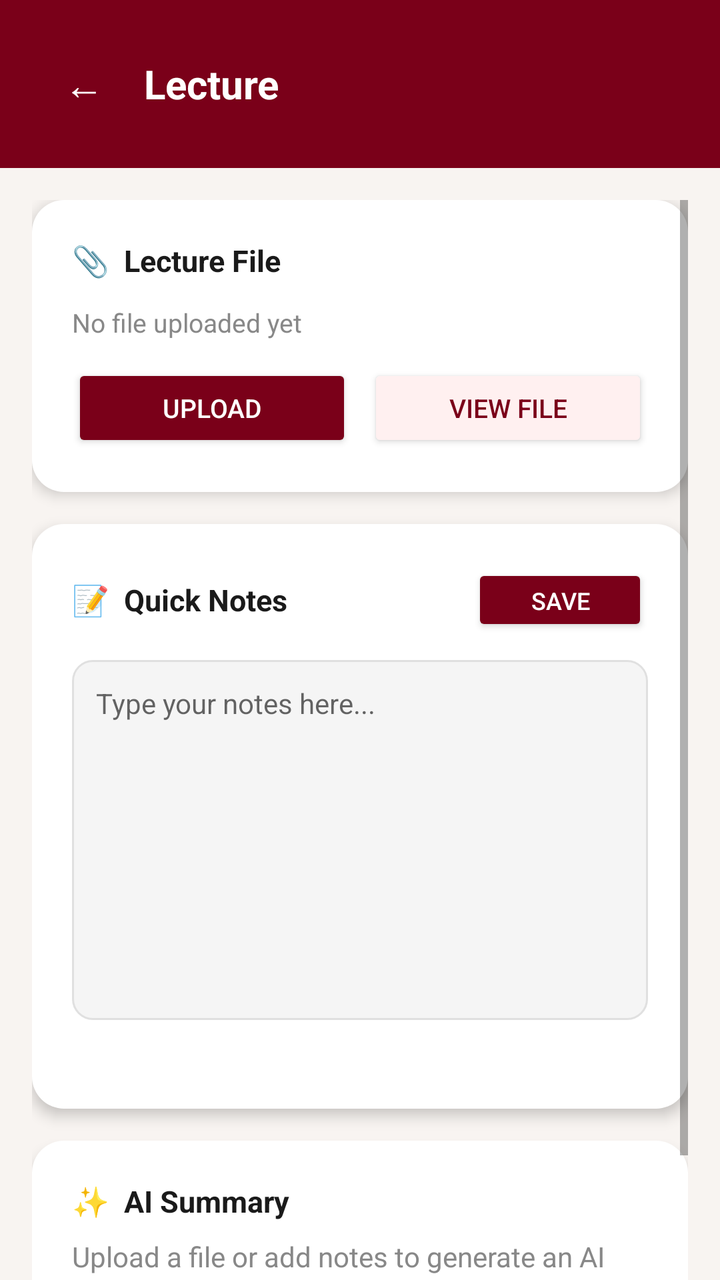
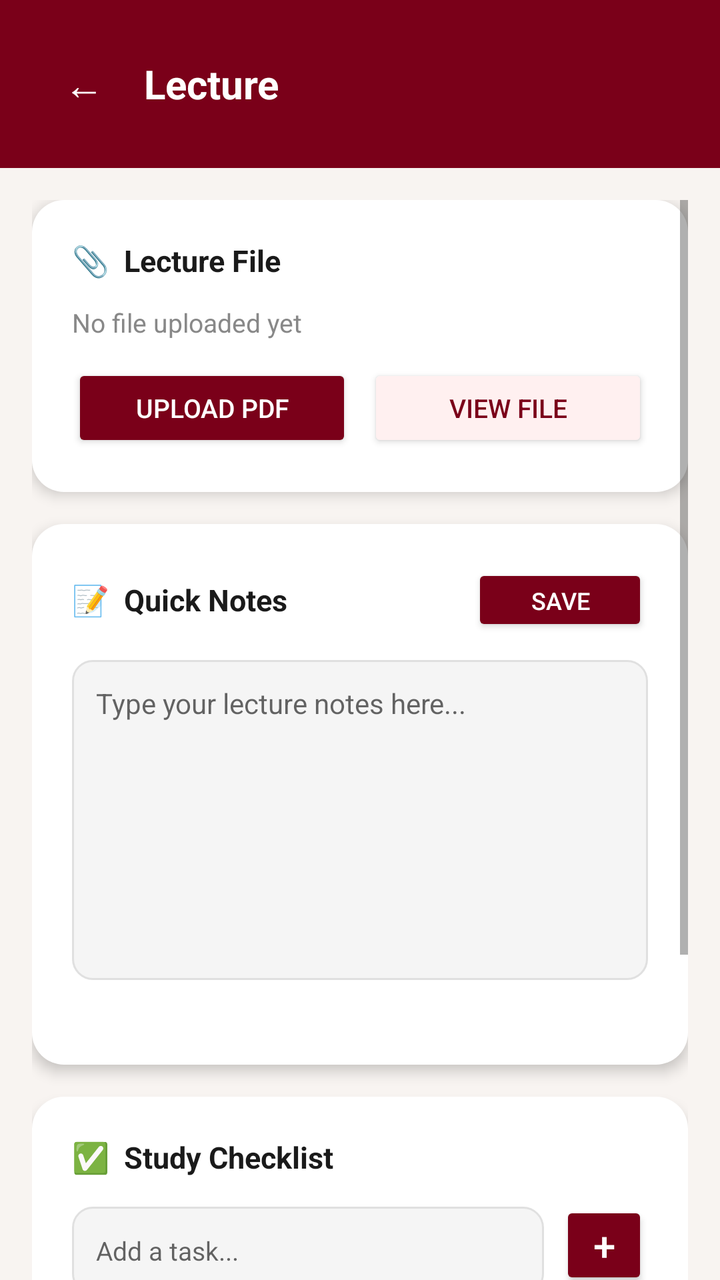

Compare the two renders of this Android layout. The source of the first and the diff that turns it into the second are given below.
<!-- AndroidManifest.xml: application theme Theme.AppCompat.Light.NoActionBar -->
<!-- res/layout/activity_lecture_details.xml -->
<?xml version="1.0" encoding="utf-8"?>
<LinearLayout xmlns:android="http://schemas.android.com/apk/res/android"
    android:layout_width="match_parent"
    android:layout_height="match_parent"
    android:orientation="vertical"
    android:background="#F8F4F1">

    
    <LinearLayout
        android:layout_width="match_parent"
        android:layout_height="wrap_content"
        android:background="#7A0019"
        android:orientation="vertical"
        android:padding="24dp"
        android:paddingTop="40dp">

        <LinearLayout
            android:layout_width="match_parent"
            android:layout_height="wrap_content"
            android:orientation="horizontal"
            android:gravity="center_vertical">

            <TextView
                android:id="@+id/btnBack"
                android:layout_width="36dp"
                android:layout_height="36dp"
                android:text="←"
                android:textSize="20sp"
                android:textColor="#FFFFFF"
                android:gravity="center"
                android:layout_marginEnd="12dp"/>

            <TextView
                android:id="@+id/txtLectureTitle"
                android:layout_width="0dp"
                android:layout_height="wrap_content"
                android:layout_weight="1"
                android:text="Lecture"
                android:textColor="#FFFFFF"
                android:textSize="20sp"
                android:textStyle="bold"/>

        </LinearLayout>

    </LinearLayout>

    
    <ScrollView
        android:layout_width="match_parent"
        android:layout_height="0dp"
        android:layout_weight="1"
        android:padding="16dp"
        android:clipToPadding="false">

        <LinearLayout
            android:layout_width="match_parent"
            android:layout_height="wrap_content"
            android:orientation="vertical">

            
            <LinearLayout
                android:layout_width="match_parent"
                android:layout_height="wrap_content"
                android:orientation="vertical"
                android:background="@drawable/card_white_rounded"
                android:padding="20dp"
                android:elevation="4dp"
                android:layout_marginBottom="16dp">

                <TextView
                    android:layout_width="wrap_content"
                    android:layout_height="wrap_content"
                    android:text="📎  Lecture File"
                    android:textSize="15sp"
                    android:textStyle="bold"
                    android:textColor="#1A1A1A"
                    android:layout_marginBottom="12dp"/>

                <TextView
                    android:id="@+id/txtUploadStatus"
                    android:layout_width="match_parent"
                    android:layout_height="wrap_content"
                    android:text="No file uploaded yet"
                    android:textSize="13sp"
                    android:textColor="#888888"
                    android:layout_marginBottom="12dp"/>

                <TextView
                    android:id="@+id/txtFileName"
                    android:layout_width="match_parent"
                    android:layout_height="wrap_content"
                    android:text=""
                    android:textSize="13sp"
                    android:textColor="#7A0019"
                    android:textStyle="bold"
                    android:visibility="gone"
                    android:layout_marginBottom="12dp"/>

                <LinearLayout
                    android:layout_width="match_parent"
                    android:layout_height="wrap_content"
                    android:orientation="horizontal">

                    <Button
                        android:id="@+id/btnUploadNotes"
                        android:layout_width="0dp"
                        android:layout_height="44dp"
                        android:layout_weight="1"
                        android:text="Upload"
                        android:textColor="#FFFFFF"
                        android:textSize="13sp"
                        android:backgroundTint="#7A0019"
                        android:layout_marginEnd="8dp"/>

                    <Button
                        android:id="@+id/btnViewPdf"
                        android:layout_width="0dp"
                        android:layout_height="44dp"
                        android:layout_weight="1"
                        android:text="View File"
                        android:textColor="#7A0019"
                        android:textSize="13sp"
                        android:backgroundTint="#FFF0F0"/>

                </LinearLayout>

            </LinearLayout>

            
            <LinearLayout
                android:layout_width="match_parent"
                android:layout_height="wrap_content"
                android:orientation="vertical"
                android:background="@drawable/card_white_rounded"
                android:padding="20dp"
                android:elevation="4dp"
                android:layout_marginBottom="16dp">

                <LinearLayout
                    android:layout_width="match_parent"
                    android:layout_height="wrap_content"
                    android:orientation="horizontal"
                    android:gravity="center_vertical"
                    android:layout_marginBottom="12dp">

                    <TextView
                        android:layout_width="0dp"
                        android:layout_height="wrap_content"
                        android:layout_weight="1"
                        android:text="📝  Quick Notes"
                        android:textSize="15sp"
                        android:textStyle="bold"
                        android:textColor="#1A1A1A"/>

                    <Button
                        android:id="@+id/btnSaveNotes"
                        android:layout_width="wrap_content"
                        android:layout_height="36dp"
                        android:text="Save"
                        android:textColor="#FFFFFF"
                        android:textSize="12sp"
                        android:backgroundTint="#7A0019"/>

                </LinearLayout>

                <EditText
                    android:id="@+id/etQuickNotes"
                    android:layout_width="match_parent"
                    android:layout_height="180dp"
                    android:background="@drawable/input_rounded"
                    android:hint="Type your notes here..."
                    android:padding="12dp"
                    android:textSize="14sp"
                    android:textColor="#1A1A1A"
                    android:gravity="top"
                    android:inputType="textMultiLine"
                    android:scrollbars="vertical"/>

                <TextView
                    android:id="@+id/txtNotesSaved"
                    android:layout_width="wrap_content"
                    android:layout_height="wrap_content"
                    android:text=""
                    android:textSize="12sp"
                    android:textColor="#4CAF50"
                    android:layout_marginTop="8dp"/>

            </LinearLayout>

            
            <LinearLayout
                android:layout_width="match_parent"
                android:layout_height="wrap_content"
                android:orientation="vertical"
                android:background="@drawable/card_white_rounded"
                android:padding="20dp"
                android:elevation="4dp"
                android:layout_marginBottom="16dp">

                <TextView
                    android:layout_width="wrap_content"
                    android:layout_height="wrap_content"
                    android:text="✨  AI Summary"
                    android:textSize="15sp"
                    android:textStyle="bold"
                    android:textColor="#1A1A1A"
                    android:layout_marginBottom="8dp"/>

                <TextView
                    android:id="@+id/txtSummary"
                    android:layout_width="match_parent"
                    android:layout_height="wrap_content"
                    android:text="Upload a file or add notes to generate an AI summary."
                    android:textSize="14sp"
                    android:textColor="#888888"
                    android:lineSpacingExtra="4dp"/>

            </LinearLayout>

        </LinearLayout>

    </ScrollView>

</LinearLayout>
<!-- resources referenced by this layout -->
<resources>
  <!-- drawable card_white_rounded (drawable) -->
  <?xml version="1.0" encoding="utf-8"?>
  <shape xmlns:android="http://schemas.android.com/apk/res/android"
      android:shape="rectangle">
      <solid android:color="#FFFFFF"/>
      <corners android:radius="16dp"/>
  </shape>
  <!-- drawable input_rounded (drawable) -->
  <?xml version="1.0" encoding="utf-8"?>
  <shape xmlns:android="http://schemas.android.com/apk/res/android"
      android:shape="rectangle">
      <solid android:color="#F5F5F5"/>
      <corners android:radius="10dp"/>
      <stroke android:width="1dp" android:color="#E0E0E0"/>
  </shape>
</resources>

<!-- the commit's change to res/layout/activity_lecture_details.xml (unified diff, before → after) -->
@@ -76,6 +76,39 @@
                     android:textColor="#1A1A1A"
                     android:layout_marginBottom="12dp"/>
 
+                
+                <LinearLayout
+                    android:id="@+id/layoutFileChip"
+                    android:layout_width="wrap_content"
+                    android:layout_height="36dp"
+                    android:background="@drawable/badge_red_outline"
+                    android:orientation="horizontal"
+                    android:gravity="center_vertical"
+                    android:paddingStart="12dp"
+                    android:paddingEnd="12dp"
+                    android:layout_marginBottom="12dp"
+                    android:visibility="gone">
+
+                    <TextView
+                        android:layout_width="wrap_content"
+                        android:layout_height="wrap_content"
+                        android:text="📄 "
+                        android:textSize="13sp"/>
+
+                    <TextView
+                        android:id="@+id/txtFileName"
+                        android:layout_width="wrap_content"
+                        android:layout_height="wrap_content"
+                        android:text=""
+                        android:textSize="13sp"
+                        android:textColor="#7A0019"
+                        android:textStyle="bold"
+                        android:maxWidth="200dp"
+                        android:ellipsize="end"
+                        android:singleLine="true"/>
+
+                </LinearLayout>
+
                 <TextView
                     android:id="@+id/txtUploadStatus"
                     android:layout_width="match_parent"
@@ -85,17 +118,6 @@
                     android:textColor="#888888"
                     android:layout_marginBottom="12dp"/>
 
-                <TextView
-                    android:id="@+id/txtFileName"
-                    android:layout_width="match_parent"
-                    android:layout_height="wrap_content"
-                    android:text=""
-                    android:textSize="13sp"
-                    android:textColor="#7A0019"
-                    android:textStyle="bold"
-                    android:visibility="gone"
-                    android:layout_marginBottom="12dp"/>
-
                 <LinearLayout
                     android:layout_width="match_parent"
                     android:layout_height="wrap_content"
@@ -106,7 +128,7 @@
                         android:layout_width="0dp"
                         android:layout_height="44dp"
                         android:layout_weight="1"
-                        android:text="Upload"
+                        android:text="Upload PDF"
                         android:textColor="#FFFFFF"
                         android:textSize="13sp"
                         android:backgroundTint="#7A0019"
@@ -166,9 +188,9 @@
                 <EditText
                     android:id="@+id/etQuickNotes"
                     android:layout_width="match_parent"
-                    android:layout_height="180dp"
+                    android:layout_height="160dp"
                     android:background="@drawable/input_rounded"
-                    android:hint="Type your notes here..."
+                    android:hint="Type your lecture notes here..."
                     android:padding="12dp"
                     android:textSize="14sp"
                     android:textColor="#1A1A1A"
@@ -183,7 +205,7 @@
                     android:text=""
                     android:textSize="12sp"
                     android:textColor="#4CAF50"
-                    android:layout_marginTop="8dp"/>
+                    android:layout_marginTop="6dp"/>
 
             </LinearLayout>
 
@@ -198,19 +220,106 @@
                 android:layout_marginBottom="16dp">
 
                 <TextView
-                    android:layout_width="wrap_content"
-                    android:layout_height="wrap_content"
-                    android:text="✨  AI Summary"
+                    android:layout_width="match_parent"
+                    android:layout_height="wrap_content"
+                    android:text="✅  Study Checklist"
                     android:textSize="15sp"
                     android:textStyle="bold"
                     android:textColor="#1A1A1A"
+                    android:layout_marginBottom="12dp"/>
+
+                
+                <LinearLayout
+                    android:layout_width="match_parent"
+                    android:layout_height="wrap_content"
+                    android:orientation="horizontal"
+                    android:layout_marginBottom="12dp">
+
+                    <EditText
+                        android:id="@+id/etTodoInput"
+                        android:layout_width="0dp"
+                        android:layout_height="44dp"
+                        android:layout_weight="1"
+                        android:background="@drawable/input_rounded"
+                        android:hint="Add a task..."
+                        android:paddingStart="12dp"
+                        android:paddingEnd="12dp"
+                        android:textSize="13sp"
+                        android:inputType="text"
+                        android:layout_marginEnd="8dp"/>
+
+                    <Button
+                        android:id="@+id/btnAddTodo"
+                        android:layout_width="44dp"
+                        android:layout_height="44dp"
+                        android:text="+"
+                        android:textColor="#FFFFFF"
+                        android:textSize="20sp"
+                        android:backgroundTint="#7A0019"
+                        android:padding="0dp"/>
+
+                </LinearLayout>
+
+                
+                <LinearLayout
+                    android:id="@+id/todoContainer"
+                    android:layout_width="match_parent"
+                    android:layout_height="wrap_content"
+                    android:orientation="vertical"/>
+
+            </LinearLayout>
+
+            
+            <LinearLayout
+                android:layout_width="match_parent"
+                android:layout_height="wrap_content"
+                android:orientation="vertical"
+                android:background="@drawable/card_white_rounded"
+                android:padding="20dp"
+                android:elevation="4dp"
+                android:layout_marginBottom="32dp">
+
+                <LinearLayout
+                    android:layout_width="match_parent"
+                    android:layout_height="wrap_content"
+                    android:orientation="horizontal"
+                    android:gravity="center_vertical"
+                    android:layout_marginBottom="12dp">
+
+                    <TextView
+                        android:layout_width="0dp"
+                        android:layout_height="wrap_content"
+                        android:layout_weight="1"
+                        android:text="✨  AI Summary"
+                        android:textSize="15sp"
+                        android:textStyle="bold"
+                        android:textColor="#1A1A1A"/>
+
+                    <Button
+                        android:id="@+id/btnGenerateSummary"
+                        android:layout_width="wrap_content"
+                        android:layout_height="36dp"
+                        android:text="Generate"
+                        android:textColor="#FFFFFF"
+                        android:textSize="12sp"
+                        android:backgroundTint="#7A0019"/>
+
+                </LinearLayout>
+
+                <TextView
+                    android:id="@+id/txtSummaryStatus"
+                    android:layout_width="wrap_content"
+                    android:layout_height="wrap_content"
+                    android:text=""
+                    android:textSize="12sp"
+                    android:textColor="#888888"
                     android:layout_marginBottom="8dp"/>
 
                 <TextView
                     android:id="@+id/txtSummary"
                     android:layout_width="match_parent"
                     android:layout_height="wrap_content"
-                    android:text="Upload a file or add notes to generate an AI summary."
+                    android:text="Upload a lecture PDF then tap Generate."
                     android:textSize="14sp"
                     android:textColor="#888888"
                     android:lineSpacingExtra="4dp"/>
<!-- resource entries referenced after the edit -->
@@ -1,5 +1,13 @@
 <!-- resources referenced by this layout -->
 <resources>
+  <!-- drawable badge_red_outline (drawable) -->
+  <?xml version="1.0" encoding="utf-8"?>
+  <shape xmlns:android="http://schemas.android.com/apk/res/android"
+      android:shape="rectangle">
+      <solid android:color="#FFF0F0"/>
+      <stroke android:width="1dp" android:color="#7A0019"/>
+      <corners android:radius="6dp"/>
+  </shape>
   <!-- drawable card_white_rounded (drawable) -->
   <?xml version="1.0" encoding="utf-8"?>
   <shape xmlns:android="http://schemas.android.com/apk/res/android"
